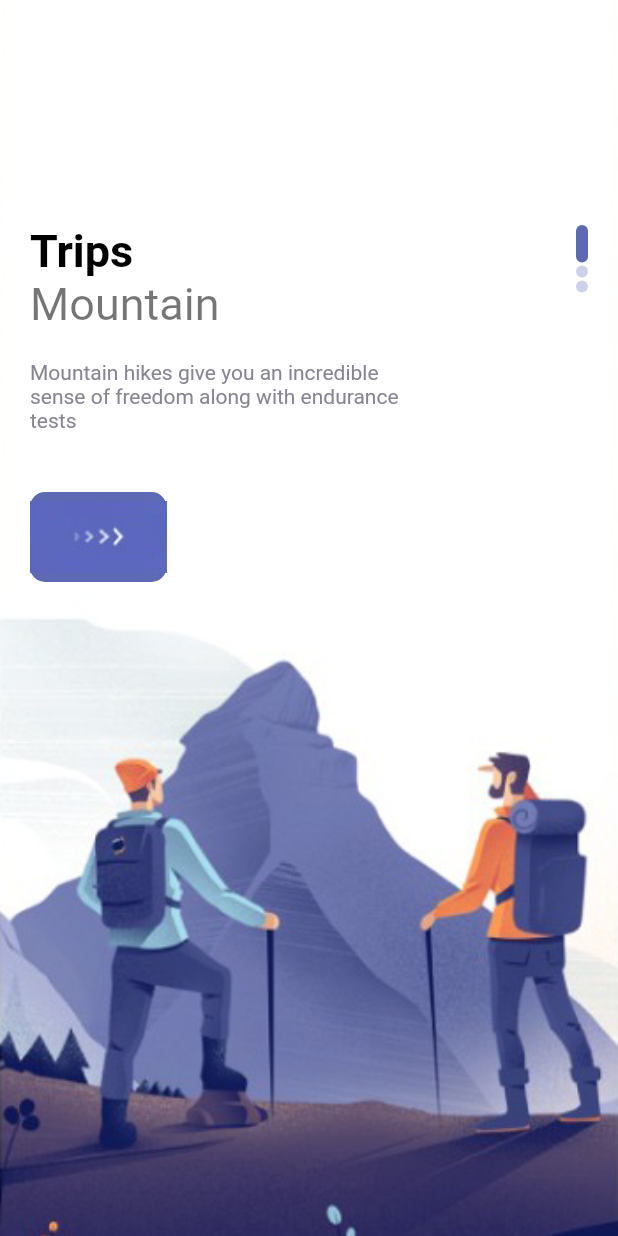
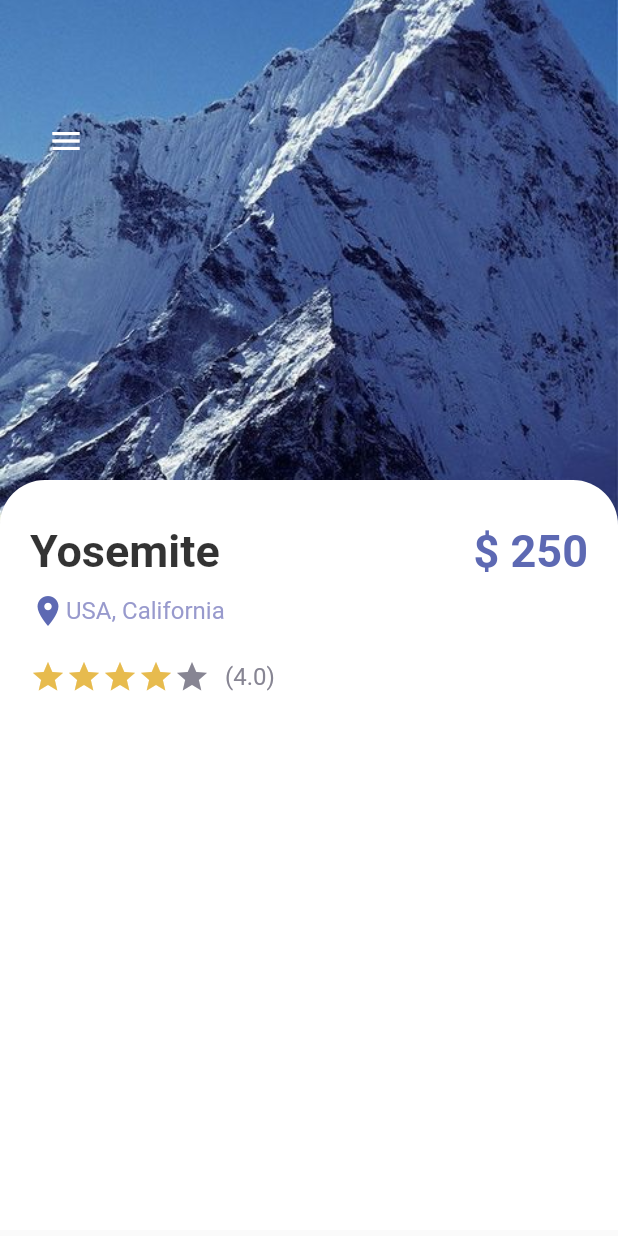
Before and after one commit to thelinh0302/Flutter_Cubit, a Flutter app: the screen it shows after launch, on a phone screen of 412 x 824 dp. Run offline on Flutter 3.47's test engine with Material 2 defaults, Android fonts, the phone set to English and light mode, and no system bars.

Commit message:
complete homepage and 50% detail page

```diff
--- /dev/null
+++ b/lib/detail_page.dart
@@ -0,0 +1,115 @@
+import 'package:first_app/misc/colors.dart';
+import 'package:first_app/widgets/app_large_text.dart';
+import 'package:first_app/widgets/app_text.dart';
+import 'package:flutter/material.dart';
+import 'package:flutter/src/foundation/key.dart';
+import 'package:flutter/src/widgets/framework.dart';
+
+class DetailPage extends StatefulWidget {
+  const DetailPage({Key? key}) : super(key: key);
+
+  @override
+  State<DetailPage> createState() => _DetailPageState();
+}
+
+class _DetailPageState extends State<DetailPage> {
+  int gottenStar = 4;
+  @override
+  Widget build(BuildContext context) {
+    return Scaffold(
+      body: Container(
+        width: double.maxFinite,
+        height: double.maxFinite,
+        child: Stack(
+          children: [
+            Positioned(
+              left: 0,
+              right: 0,
+              child: Container(
+                width: double.maxFinite,
+                height: 350,
+                decoration: BoxDecoration(
+                  image: DecorationImage(
+                      image: AssetImage("assets/images/mountain.jpeg"),
+                      fit: BoxFit.cover),
+                ),
+              ),
+            ),
+            Positioned(
+              left: 20,
+              top: 70,
+              child: Row(
+                children: [
+                  IconButton(
+                    onPressed: () {},
+                    icon: Icon(Icons.menu),
+                    color: Colors.white,
+                  )
+                ],
+              ),
+            ),
+            Positioned(
+              top: 320,
+              child: Container(
+                padding: const EdgeInsets.only(left: 20, right: 20, top: 30),
+                width: MediaQuery.of(context).size.width,
+                height: 500,
+                decoration: BoxDecoration(
+                  color: Colors.white,
+                  borderRadius: BorderRadius.only(
+                      topLeft: Radius.circular(30),
+                      topRight: Radius.circular(30)),
+                ),
+                child: Column(
+                  crossAxisAlignment: CrossAxisAlignment.start,
+                  children: [
+                    Row(
+                      mainAxisAlignment: MainAxisAlignment.spaceBetween,
+                      children: [
+                        AppLargeText(
+                            text: "Yosemite",
+                            color: Colors.black54.withOpacity(0.8)),
+                        AppLargeText(
+                          text: "\$ 250",
+                          color: AppColors.mainColor,
+                        )
+                      ],
+                    ),
+                    SizedBox(height: 10),
+                    Row(
+                      children: [
+                        Icon(Icons.location_on, color: AppColors.mainColor),
+                        SizedBox(height: 5),
+                        AppText(
+                            text: "USA, California",
+                            color: AppColors.textColor1)
+                      ],
+                    ),
+                    SizedBox(height: 20),
+                    Row(
+                      children: [
+                        Wrap(
+                          children: List.generate(5, (index) {
+                            return Icon(
+                              Icons.star,
+                               color: index < gottenStar ? AppColors.starColor :AppColors.textColor2,
+                            );
+                          }),
+                        ),
+                        SizedBox(width: 10),
+                        AppText(
+                          text: "($gottenStar.0)",
+                          color: AppColors.textColor2,
+                        )
+                      ],
+                    ),
+                  ],
+                ),
+              ),
+            ),
+          ],
+        ),
+      ),
+    );
+  }
+}
--- a/lib/main.dart
+++ b/lib/main.dart
@@ -1,5 +1,8 @@
+import 'package:first_app/pages/navpages/main_page.dart';
 import 'package:first_app/welcome_page.dart';
 import 'package:flutter/material.dart';
+
+import 'detail_page.dart';
 
 void main() {
   runApp(const MyApp());
@@ -25,7 +28,7 @@ class MyApp extends StatelessWidget {
         // is not restarted.
         primarySwatch: Colors.brown,
       ),
-      home: WelcomePage()
+      home: DetailPage()
     );
   }
 }
--- a/lib/pages/navpages/bar_item_page.dart
+++ b/lib/pages/navpages/bar_item_page.dart
@@ -2,8 +2,8 @@ import 'package:flutter/material.dart';
 import 'package:flutter/src/foundation/key.dart';
 import 'package:flutter/src/widgets/framework.dart';
 
-class BarItem extends StatelessWidget {
-  const BarItem({Key? key}) : super(key: key);
+class BarItemPage extends StatelessWidget {
+  const BarItemPage({Key? key}) : super(key: key);
 
   @override
   Widget build(BuildContext context) {
--- a/lib/pages/navpages/search_page.dart
+++ b/lib/pages/navpages/search_page.dart
@@ -7,8 +7,6 @@ class SearchPage extends StatelessWidget {
 
   @override
   Widget build(BuildContext context) {
-    return Container(
-      child: Text("Search Page"),
-    );
+    return Container(child: Center(child: Text('Search Page')));
   }
 }
--- a/lib/welcome_page.dart
+++ b/lib/welcome_page.dart
@@ -34,7 +34,8 @@ class _WelcomePageState extends State<WelcomePage> {
               decoration: BoxDecoration(
                   image: DecorationImage(
                       image: AssetImage("assets/images/" + images[index]),
-                      fit: BoxFit.cover)),
+                      fit: BoxFit.cover)
+                    ),
               child: Container(
                 margin: const EdgeInsets.only(top: 150, left: 20, right: 20),
                 child: Row(
```
Also changed, not shown: lib/home_page.dart (added, +187 -0 lines), lib/pages/navpages/main_page.dart (+51 -0 lines), assets/images/balloning.png (renamed from img/balloning.png), assets/images/hiking.png (renamed from img/hiking.png), assets/images/kayaking.png (renamed from img/kayaking.png), assets/images/mountain.jpeg (renamed from img/mountain.jpeg), assets/images/snorkling.png (renamed from img/snorkling.png), img/welcome-one.png (deleted), img/welcome-three.png (deleted), img/welcome-two.png (deleted).
